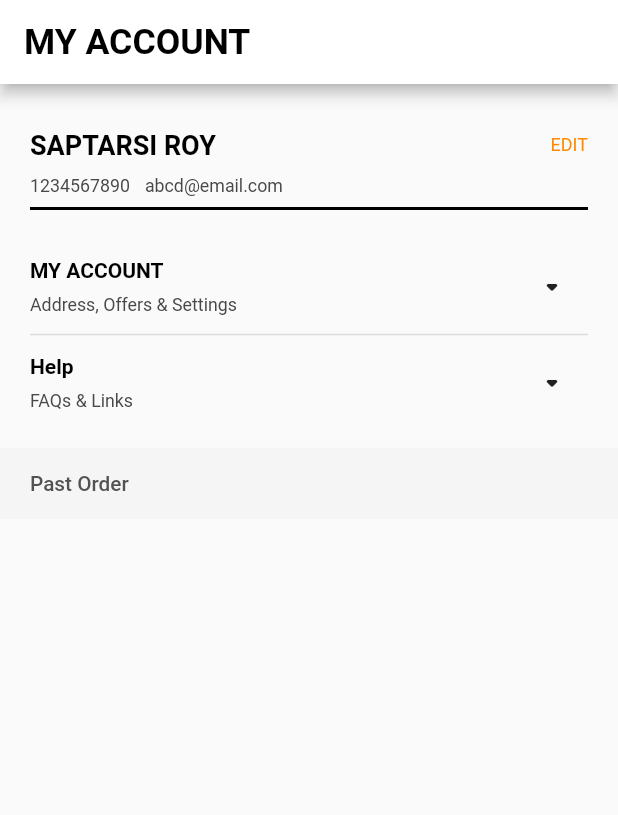
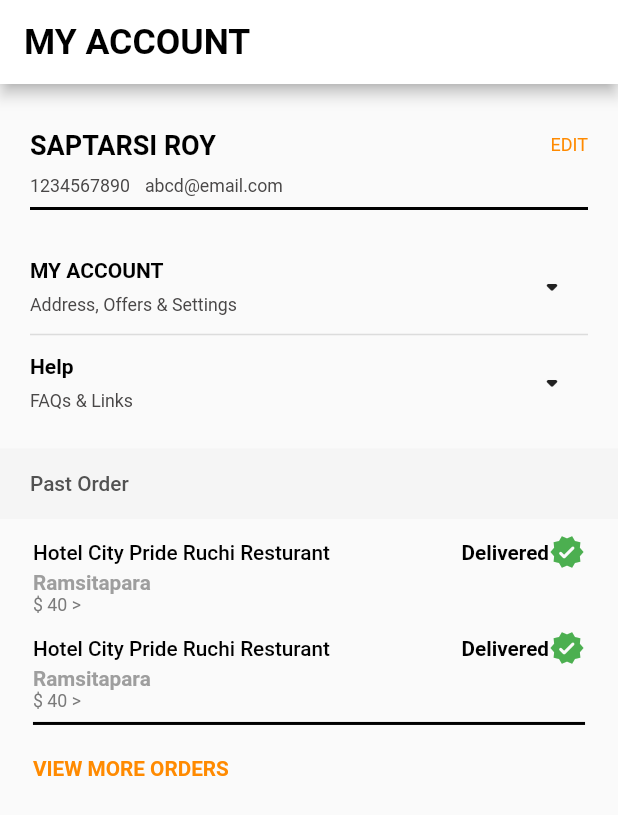
Before and after one commit to playatanu/swiggy, a Flutter app: the screen it shows after launch, on a phone screen of 412 x 824 dp. Shown: the top 815 px of the screen. Run offline on Flutter 3.47's test engine with Material 2 defaults, Android fonts, the phone set to English and light mode, and no system bars; our stand-ins replace get, google_fonts, theme_provider.

Commit message:
completed order section

```diff
--- a/app_flutter/lib/pages/profile_page/profile_page.dart
+++ b/app_flutter/lib/pages/profile_page/profile_page.dart
@@ -1,7 +1,10 @@
+// ignore_for_file: prefer_const_constructors
+
 import 'package:flutter/material.dart';
 import 'package:google_fonts/google_fonts.dart';
 import 'package:swiggy/constants.dart';
 import 'package:swiggy/pages/profile_page/widgets/my_account_help_widget.dart';
+import 'package:swiggy/pages/profile_page/widgets/order_section.dart';
 import 'package:swiggy/utilities/size_config.dart';
 
 class ProfilePage extends StatefulWidget {
@@ -20,7 +23,6 @@ class _ProfilePageState extends State<ProfilePage> {
 
   @override
   Widget build(BuildContext context) {
-
     SizeConfig().init(context);
     return Scaffold(
       appBar: AppBar(
@@ -135,6 +137,34 @@ class _ProfilePageState extends State<ProfilePage> {
               ),
             ),
           ),
+          Padding(
+            padding: EdgeInsets.symmetric(
+              horizontal: getProportionateScreenWidth(20),
+            ),
+            child: Column(
+              crossAxisAlignment: CrossAxisAlignment.start,
+              children: [
+                OrderSection(
+                  resturantName: 'Hotel City Pride Ruchi Resturant',
+                  address: 'Ramsitapara',
+                  price: '40',
+                ),
+                OrderSection(
+                  resturantName: 'Hotel City Pride Ruchi Resturant',
+                  address: 'Ramsitapara',
+                  price: '40',
+                ),
+                Divider(
+                  thickness: 2,
+                  color: black,
+                ),
+                SizedBox(
+                  height: getProportionateScreenHeight(14),
+                ),
+                Text('VIEW MORE ORDERS', style: kViewMoreTextStyle,),
+              ],
+            ),
+          ),
         ],
       ),
     );
```
